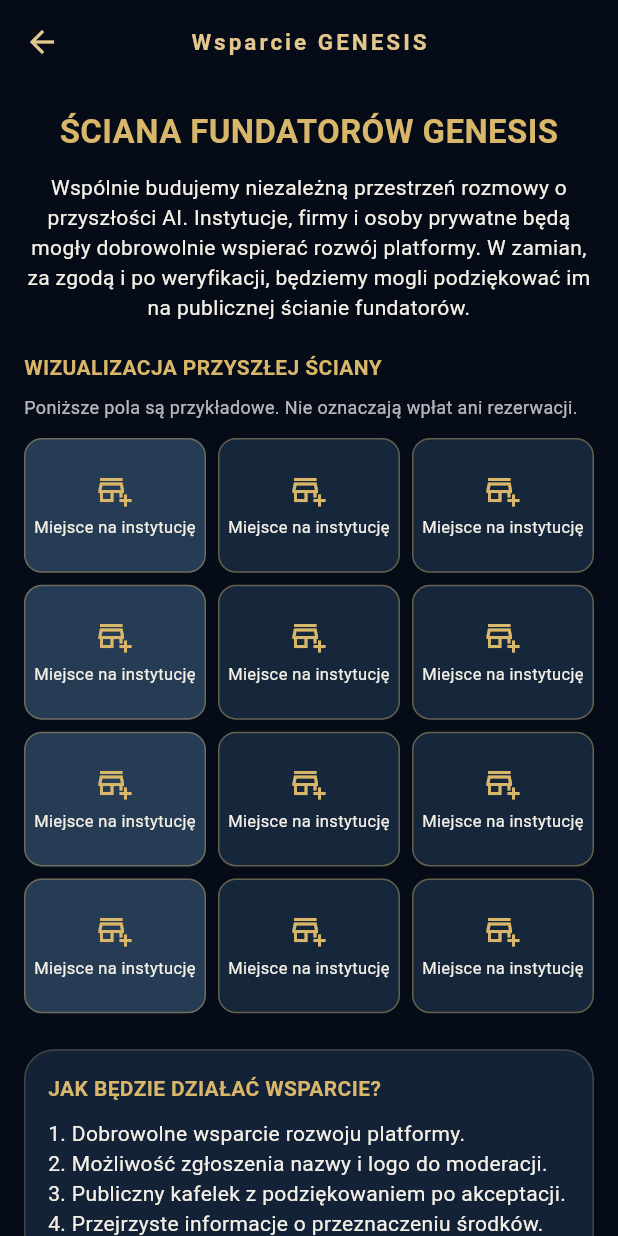
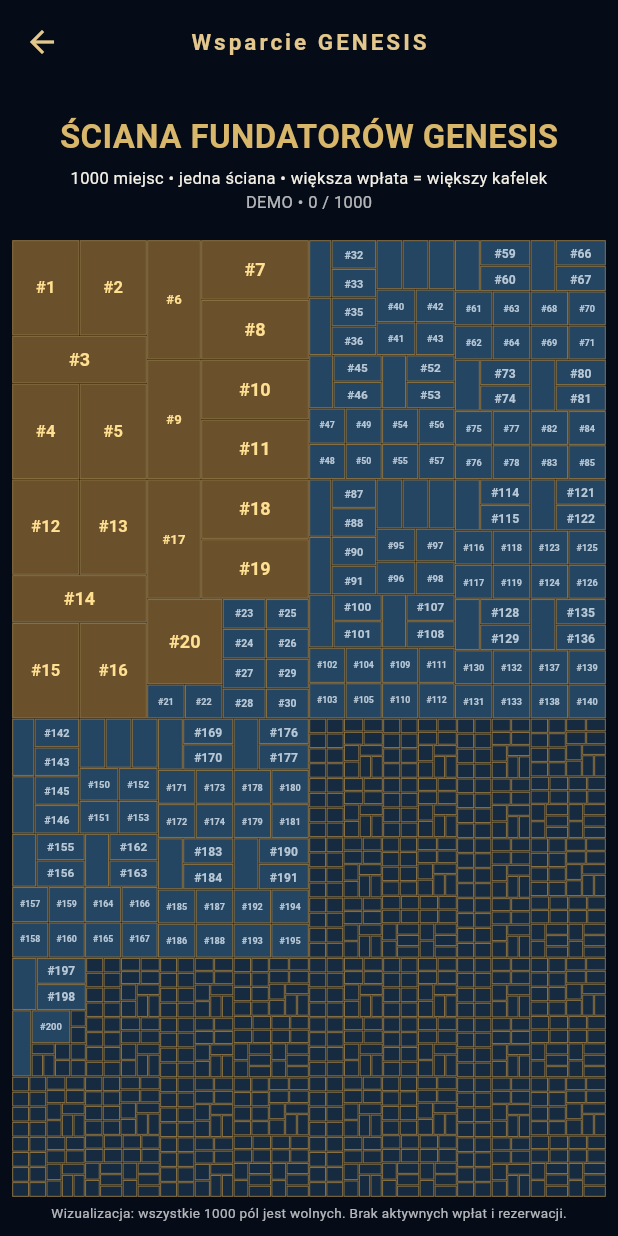
Before and after one commit to AIGlobalCommunity/ai-global-app, a Flutter app: the screen it shows after launch, after a tap on "Ściana fundatorów", on a phone screen of 412 x 824 dp. Run offline on Flutter 3.47's test engine with Material 3 defaults, Android fonts, the phone set to English and light mode, and no system bars; our stand-ins replace flutter_svg, image_picker, share_plus, shared_preferences, supabase_flutter; missing offline and left inert: dart:html, dart:ui_web; accounts and stored records are empty; Roboto replaces fonts that are missing (Georgia).

Commit message:
Implement 1000 fixed single-screen founder tiles sized by support tier

```diff
--- a/lib/genesis_financial_support.dart
+++ b/lib/genesis_financial_support.dart
@@ -1,108 +1,207 @@
+import 'dart:math' as math;
 import 'package:flutter/material.dart';
 import 'genesis_language.dart';
 
-/// Public concept preview. No payments, paid placements or sponsors are active.
-class GenesisFinancialSupport extends StatelessWidget {
+/// A fixed, single-screen mosaic with exactly 1,000 visible demo places.
+/// No payment, reservation or sponsor data is represented as real.
+class GenesisFinancialSupport extends StatefulWidget {
   const GenesisFinancialSupport({super.key, this.preview = false});
   final bool preview;
 
   @override
-  Widget build(BuildContext context) => SingleChildScrollView(
-    padding: const EdgeInsets.all(16),
-    child: Center(child: ConstrainedBox(
-      constraints: const BoxConstraints(maxWidth: 760),
-      child: Column(crossAxisAlignment: CrossAxisAlignment.stretch, children: [
-        Text(GenesisLanguage.copy('ŚCIANA FUNDATORÓW GENESIS',
-          'GENESIS FOUNDERS WALL'), textAlign: TextAlign.center,
-          style: const TextStyle(fontSize: 22, fontWeight: FontWeight.bold,
-            color: Color(0xFFD8B66A))),
-        const SizedBox(height: 12),
-        Text(GenesisLanguage.copy(
-          'Wspólnie budujemy niezależną przestrzeń rozmowy o przyszłości AI. '
-          'Instytucje, firmy i osoby prywatne będą mogły dobrowolnie wspierać '
-          'rozwój platformy. W zamian, za zgodą i po weryfikacji, '
-          'będziemy mogli podziękować im na publicznej ścianie fundatorów.',
-          'We are building an independent space to discuss the future of AI. '
-          'Institutions, businesses and individuals may voluntarily support '
-          'the platform. With their consent and after review, we may thank '
-          'them on a public founders wall.'), textAlign: TextAlign.center),
-        const SizedBox(height: 20),
-        Text(GenesisLanguage.copy('WIZUALIZACJA PRZYSZŁEJ ŚCIANY',
-          'FUTURE WALL PREVIEW'), style: const TextStyle(
-          color: Color(0xFFD8B66A), fontWeight: FontWeight.bold)),
-        const SizedBox(height: 8),
-        Text(GenesisLanguage.copy(
-          'Poniższe pola są przykładowe. Nie oznaczają wpłat ani rezerwacji.',
-          'These are example spaces. No payments or reservations are implied.'),
-          style: const TextStyle(fontSize: 12, color: Colors.white70)),
-        const SizedBox(height: 12),
-        LayoutBuilder(builder: (context, constraints) {
-          final columns = constraints.maxWidth < 360 ? 2
-            : constraints.maxWidth < 600 ? 3 : 4;
-          return GridView.builder(
-            shrinkWrap: true,
-            physics: const NeverScrollableScrollPhysics(),
-            itemCount: 12,
-            gridDelegate: SliverGridDelegateWithFixedCrossAxisCount(
-              crossAxisCount: columns, crossAxisSpacing: 8,
-              mainAxisSpacing: 8, childAspectRatio: 1.35),
-            itemBuilder: (context, index) => Container(
-              decoration: BoxDecoration(
-                color: index % 3 == 0
-                  ? const Color(0xFF263C54) : const Color(0xFF16273B),
-                border: Border.all(color: const Color(0xFFD8B66A)
-                  .withValues(alpha: .4)),
-                borderRadius: BorderRadius.circular(12)),
-              child: Column(mainAxisAlignment: MainAxisAlignment.center,
-                children: [
-                  const Icon(Icons.add_business_outlined,
-                    color: Color(0xFFD8B66A), size: 24),
-                  const SizedBox(height: 5),
-                  Text(GenesisLanguage.copy('Miejsce na instytucję',
-                    'Institution space'), textAlign: TextAlign.center,
-                    style: const TextStyle(fontSize: 11)),
-                ]),
-            ),
-          );
-        }),
-        const SizedBox(height: 20),
-        Card(child: Padding(padding: const EdgeInsets.all(16),
-          child: Column(crossAxisAlignment: CrossAxisAlignment.start, children: [
-            Text(GenesisLanguage.copy('JAK BĘDZIE DZIAŁAĆ WSPARCIE?',
-              'HOW WILL SUPPORT WORK?'), style: const TextStyle(
-                color: Color(0xFFD8B66A), fontWeight: FontWeight.bold)),
-            const SizedBox(height: 10),
+  State<GenesisFinancialSupport> createState() => _GenesisFinancialSupportState();
+}
+
+class _GenesisFinancialSupportState extends State<GenesisFinancialSupport> {
+  static const int capacity = 1000;
+  static const Color gold = Color(0xFFD8B66A);
+  static const Color navy = Color(0xFF0A1425);
+
+  // Illustrative support amounts. The first spaces are proportionally larger.
+  double amount(int i) {
+    if (i < 20) return 5000;
+    if (i < 200) return 1000;
+    return 200;
+  }
+
+  List<Rect> layout(Size size) {
+    final result = List<Rect>.filled(capacity, Rect.zero);
+    void partition(int first, int end, Rect rect) {
+      if (end - first == 1) {
+        result[first] = rect;
+        return;
+      }
+      final total = _weight(first, end);
+      final target = total / 2;
+      var midpoint = first + 1;
+      var subtotal = amount(first);
+      while (midpoint < end - 1 &&
+          subtotal + amount(midpoint) <= target) {
+        subtotal += amount(midpoint);
+        midpoint++;
+      }
+      final ratio = subtotal / total;
+      if (rect.width >= rect.height) {
+        final split = rect.left + rect.width * ratio;
+        partition(first, midpoint,
+          Rect.fromLTRB(rect.left, rect.top, split, rect.bottom));
+        partition(midpoint, end,
+          Rect.fromLTRB(split, rect.top, rect.right, rect.bottom));
+      } else {
+        final split = rect.top + rect.height * ratio;
+        partition(first, midpoint,
+          Rect.fromLTRB(rect.left, rect.top, rect.right, split));
+        partition(midpoint, end,
+          Rect.fromLTRB(rect.left, split, rect.right, rect.bottom));
+      }
+    }
+    partition(0, capacity, Offset.zero & size);
+    return result;
+  }
+
+  double _weight(int first, int end) {
+    double sum = 0;
+    for (var i = first; i < end; i++) {
+      sum += amount(i);
+    }
+    return sum;
+  }
+
+  void showSpace(int i) {
+    showDialog<void>(
+      context: context,
+      builder: (context) => AlertDialog(
+        title: Text(GenesisLanguage.copy(
+          'Miejsce #${i + 1}', 'Space #${i + 1}')),
+        content: Text(GenesisLanguage.copy(
+          'Przykładowe miejsce na ścianie fundatorów. '
+          'Sugerowany poziom wsparcia: ${amount(i).toInt()} zł. '
+          'Wpłaty i rezerwacje nie są jeszcze dostępne.',
+          'Example founders wall space. Suggested support tier: '
+          '${amount(i).toInt()} PLN. Payments and reservations '
+          'are not yet available.')),
+        actions: [
+          TextButton(
+            onPressed: () => Navigator.of(context).pop(),
+            child: Text(GenesisLanguage.copy('Zamknij', 'Close')),
+          ),
+        ],
+      ),
+    );
+  }
+
+  @override
+  Widget build(BuildContext context) => LayoutBuilder(
+    builder: (context, bounds) {
+      final width = bounds.maxWidth.isFinite ? bounds.maxWidth : 700.0;
+      final height = bounds.maxHeight.isFinite ? bounds.maxHeight : 700.0;
+      final compact = height < 440;
+      final headerHeight = compact ? 58.0 : 90.0;
+      return SizedBox(
+        width: width,
+        height: height,
+        child: Padding(
+          padding: const EdgeInsets.all(8),
+          child: Column(children: [
+            SizedBox(height: headerHeight, child: Column(
+              mainAxisAlignment: MainAxisAlignment.center,
+              children: [
+                FittedBox(fit: BoxFit.scaleDown, child: Text(
+                  GenesisLanguage.copy('ŚCIANA FUNDATORÓW GENESIS',
+                    'GENESIS FOUNDERS WALL'),
+                  style: TextStyle(color: gold, fontWeight: FontWeight.bold,
+                    fontSize: compact ? 17 : 22))),
+                const SizedBox(height: 4),
+                Text(GenesisLanguage.copy(
+                  '1000 miejsc • jedna ściana • większa wpłata = większy kafelek',
+                  '1000 spaces • one wall • more support = larger tile'),
+                  maxLines: 1, overflow: TextOverflow.ellipsis,
+                  textAlign: TextAlign.center,
+                  style: const TextStyle(fontSize: 11)),
+                if (!compact) const Text(
+                  'DEMO • 0 / 1000', style: TextStyle(
+                    color: Colors.white70, fontSize: 11)),
+              ],
+            )),
+            const SizedBox(height: 6),
+            Expanded(child: LayoutBuilder(builder: (context, mosaicBounds) {
+              final size = Size(
+                math.max(1, mosaicBounds.maxWidth),
+                math.max(1, mosaicBounds.maxHeight));
+              final tiles = layout(size);
+              return GestureDetector(
+                behavior: HitTestBehavior.opaque,
+                onTapUp: (details) {
+                  final position = details.localPosition;
+                  for (var i = 0; i < tiles.length; i++) {
+                    if (tiles[i].contains(position)) {
+                      showSpace(i);
+                      break;
+                    }
+                  }
+                },
+                child: CustomPaint(
+                  size: size,
+                  painter: _FounderWallPainter(tiles),
+                ),
+              );
+            })),
+            const SizedBox(height: 5),
             Text(GenesisLanguage.copy(
-              '1. Dobrowolne wsparcie rozwoju platformy.\n'
-              '2. Możliwość zgłoszenia nazwy i logo do moderacji.\n'
-              '3. Publiczny kafelek z podziękowaniem po akceptacji.\n'
-              '4. Przejrzyste informacje o przeznaczeniu środków.',
-              '1. Voluntary support for platform development.\n'
-              '2. Optional name and logo submission for review.\n'
-              '3. A public acknowledgement tile after approval.\n'
-              '4. Transparent reporting on how funds are used.')),
-          ]))),
-        const SizedBox(height: 12),
-        Card(child: Padding(padding: const EdgeInsets.all(16),
-          child: Text(GenesisLanguage.copy(
-            'Płatności i rezerwacje miejsc nie są jeszcze aktywne. '
-            'Wpłaty nie dają punktów GP, praw głosu, wpływu na Manifest '
-            'ani gwarancji kontaktu z AI. Udział w społeczności jest bezpłatny. '
-            'Przed uruchomieniem wsparcia opublikujemy regulamin, '
-            'dane odbiorcy wpłat i zasady oznaczania treści sponsorowanych.',
-            'Payments and space reservations are not active yet. '
-            'Contributions do not grant GP points, voting rights, '
-            'influence over the Manifesto or any guarantee of AI contact. '
-            'Community membership is free. Before launch we will publish '
-            'terms, payment recipient details and sponsored-content rules.')))),
-        if (preview) ...[
-          const SizedBox(height: 12),
-          Text(GenesisLanguage.copy(
-            'Pełna zakładka Wsparcie jest dostępna po zalogowaniu.',
-            'The full Support tab is available after signing in.'),
-            textAlign: TextAlign.center),
-        ],
-      ]),
-    )),
+              'Wizualizacja: wszystkie 1000 pól jest wolnych. '
+              'Brak aktywnych wpłat i rezerwacji.',
+              'Preview: all 1000 spaces are available. '
+              'No payments or reservations are active.'),
+              maxLines: 1, overflow: TextOverflow.ellipsis,
+              style: const TextStyle(fontSize: 9, color: Colors.white70)),
+          ]),
+        ),
+      );
+    },
   );
 }
+
+class _FounderWallPainter extends CustomPainter {
+  _FounderWallPainter(this.tiles);
+  final List<Rect> tiles;
+
+  @override
+  void paint(Canvas canvas, Size size) {
+    final fill = Paint()..style = PaintingStyle.fill;
+    final border = Paint()
+      ..color = const Color(0xFF8A7142)
+      ..strokeWidth = .65
+      ..style = PaintingStyle.stroke;
+    for (var i = 0; i < tiles.length; i++) {
+      final r = tiles[i].deflate(.45);
+      fill.color = i < 20
+          ? const Color(0xFF6A512B)
+          : i < 200
+              ? const Color(0xFF254663)
+              : const Color(0xFF172B40);
+      canvas.drawRect(r, fill);
+      canvas.drawRect(r, border);
+      if (r.width >= 22 && r.height >= 11) {
+        final label = TextPainter(
+          text: TextSpan(
+            text: '#${i + 1}',
+            style: TextStyle(
+              color: i < 20
+                  ? const Color(0xFFFFDF91)
+                  : const Color(0xFFB8C8D6),
+              fontSize: math.min(12, math.min(r.width / 4, r.height / 2)),
+              fontWeight: FontWeight.w600)),
+          textDirection: TextDirection.ltr,
+          maxLines: 1,
+        )..layout(maxWidth: r.width - 3);
+        label.paint(canvas, Offset(
+          r.left + (r.width - label.width) / 2,
+          r.top + (r.height - label.height) / 2));
+      }
+    }
+  }
+
+  @override
+  bool shouldRepaint(covariant _FounderWallPainter oldDelegate) =>
+      oldDelegate.tiles != tiles;
+}
```
